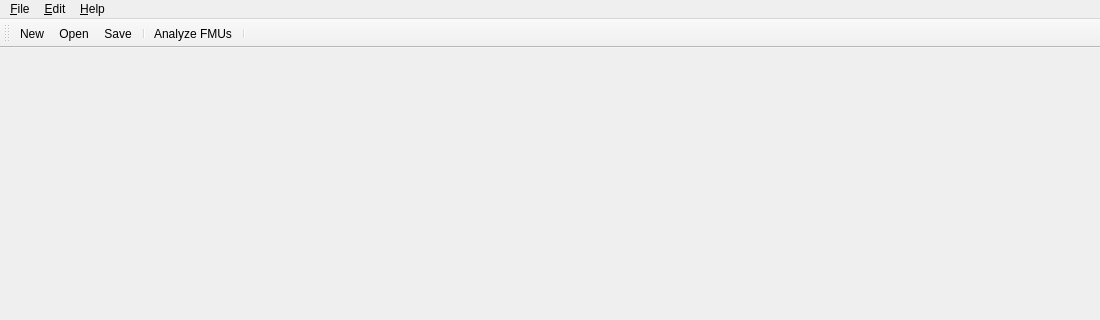
Above: MasterSimulatorUI/src/MSIMMainWindow.ui from ghorwin/MasterSim before the change; both pictures show x 0 to 1100 and y 0 to 320 of the 1100 by 625 pixel window. Below: the same form after it.
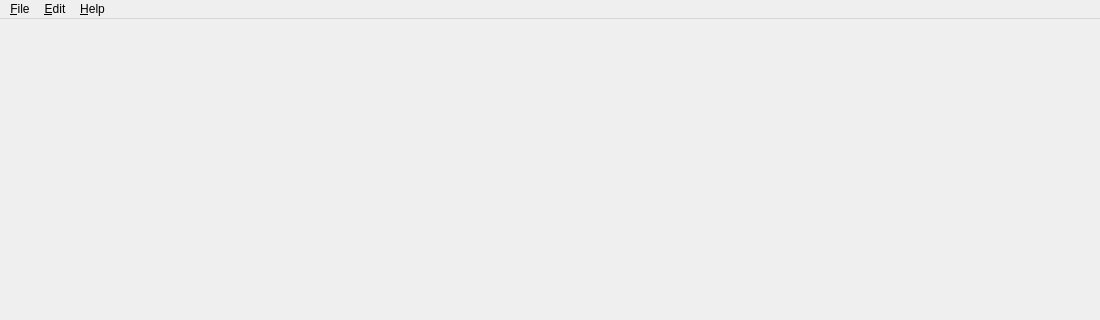
That is the form after the change. Icons and pictures are not drawn.

Patch:
```diff
--- a/MasterSimulatorUI/src/MSIMMainWindow.ui
+++ b/MasterSimulatorUI/src/MSIMMainWindow.ui
@@ -66,23 +66,6 @@
    <addaction name="menu_Edit"/>
    <addaction name="menu_Help"/>
   </widget>
-  <widget class="QToolBar" name="toolBar">
-   <property name="windowTitle">
-    <string>Main toolbar</string>
-   </property>
-   <attribute name="toolBarArea">
-    <enum>TopToolBarArea</enum>
-   </attribute>
-   <attribute name="toolBarBreak">
-    <bool>false</bool>
-   </attribute>
-   <addaction name="actionFileNew"/>
-   <addaction name="actionFileOpen"/>
-   <addaction name="actionFileSave"/>
-   <addaction name="separator"/>
-   <addaction name="actionEditParseFMUs"/>
-   <addaction name="separator"/>
-  </widget>
   <action name="actionFileNew">
    <property name="icon">
     <iconset resource="../resources/MasterSimulator.qrc">
```
Left out of the diff: 20 changed lines with no effect on the pictures.
